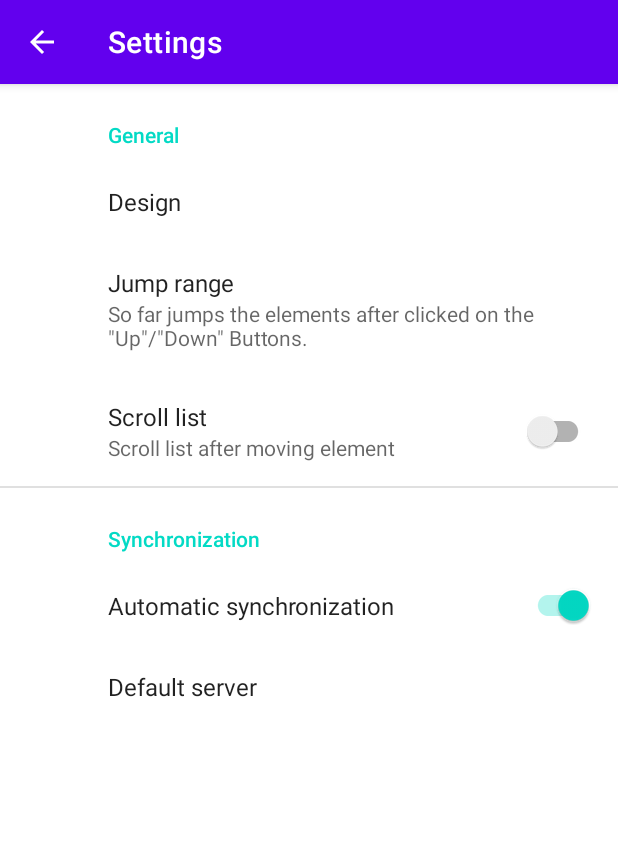
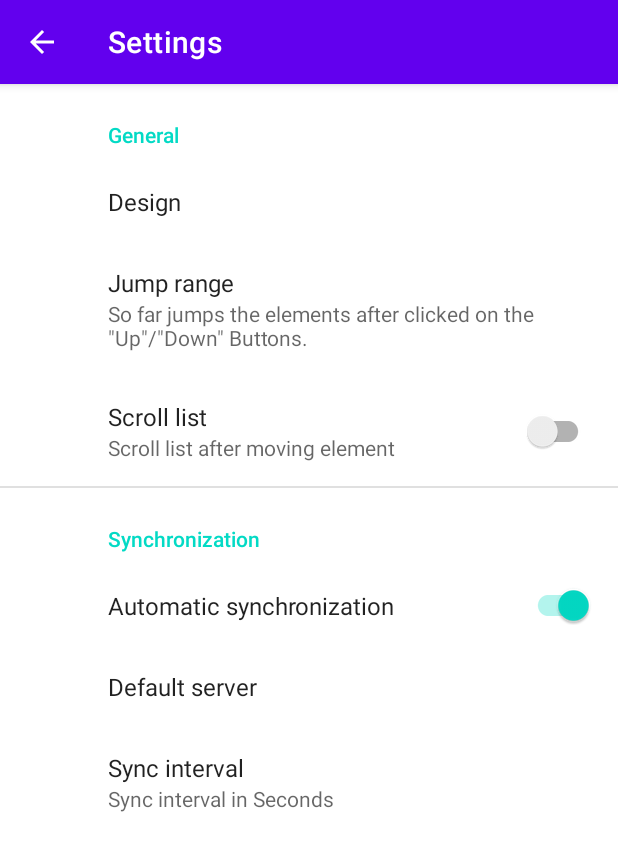
Before and after one commit to gladion136/OpenSyncedLists, an Android app: the SettingsFragment screen opened directly, with no data from a screen before it, on a phone screen of 412 x 824 dp. Shown: the top 851 px of the screen. Run offline under Robolectric (Android 15) with nearby library versions, the phone set to English and light mode, and no system bars; our stand-ins replace androidx.preference.

Commit message:
Add sync interval setting * +fix some strings * +sync in onPause

```diff
--- a/Android_Client/OpenSyncedLists/app/src/main/java/eu/schmidt/systems/opensyncedlists/activities/ListActivity.java
+++ b/Android_Client/OpenSyncedLists/app/src/main/java/eu/schmidt/systems/opensyncedlists/activities/ListActivity.java
@@ -21,6 +21,7 @@ import static eu.schmidt.systems.opensyncedlists.utils.Constant.LOG_TITLE_NETWOR
 import static eu.schmidt.systems.opensyncedlists.utils.Constant.LOG_TITLE_STORAGE;
 
 import android.content.Intent;
+import android.content.SharedPreferences;
 import android.net.Uri;
 import android.os.Bundle;
 import android.os.Handler;
@@ -35,6 +36,7 @@ import android.widget.Toast;
 
 import androidx.annotation.NonNull;
 import androidx.appcompat.app.AppCompatActivity;
+import androidx.preference.PreferenceManager;
 import androidx.recyclerview.widget.LinearLayoutManager;
 import androidx.recyclerview.widget.RecyclerView;
 
@@ -69,6 +71,7 @@ public class ListActivity extends AppCompatActivity
     private RecyclerView recyclerView;
     private EditText eTNewElement;
     private ImageView iVNewElementTop, iVNewElementBottom;
+    private SharedPreferences globalSharedPreferences;
 
     /**
      * In onCreate the layout is set and the global Variables are initialised.
@@ -105,6 +108,18 @@ public class ListActivity extends AppCompatActivity
     {
         init();
         super.onResume();
+    }
+
+    /**
+     * In onPause the list get synced (if enabled)
+     */
+    @Override protected void onPause()
+    {
+        if (syncedList.getHeader().isAutoSync())
+        {
+            syncWithHost();
+        }
+        super.onPause();
     }
 
     /**
@@ -417,6 +432,10 @@ public class ListActivity extends AppCompatActivity
             Log.e(Constant.LOG_TITLE_DEFAULT, "Local storage read error: " + e);
             e.printStackTrace();
         }
+        // Load global preferances
+        globalSharedPreferences =
+            PreferenceManager.getDefaultSharedPreferences(this);
+
         // Update ActionBar
         setTitle(syncedList.getName());
         getSupportActionBar().setDisplayHomeAsUpEnabled(true);
@@ -435,7 +454,10 @@ public class ListActivity extends AppCompatActivity
             autoSyncRunnable = () ->
             {
                 syncWithHost();
-                autoSyncHandler.postDelayed(autoSyncRunnable, 10000);
+                int sync_interval = Integer.parseInt(
+                    globalSharedPreferences.getString("sync_interval", "10"))
+                    * 1000;
+                autoSyncHandler.postDelayed(autoSyncRunnable, sync_interval);
             };
             autoSyncHandler.post(autoSyncRunnable);
         }
--- a/Android_Client/OpenSyncedLists/app/src/main/res/values/arrays.xml
+++ b/Android_Client/OpenSyncedLists/app/src/main/res/values/arrays.xml
@@ -18,4 +18,17 @@
         <item>"9"</item>
         <item>"10"</item>
     </array>
+
+    <array name="pref_sync_interval">
+        <item>"1"</item>
+        <item>"2"</item>
+        <item>"3"</item>
+        <item>"4"</item>
+        <item>"5"</item>
+        <item>"10"</item>
+        <item>"20"</item>
+        <item>"30"</item>
+        <item>"60"</item>
+        <item>"120"</item>
+    </array>
 </resources>
--- a/Android_Client/OpenSyncedLists/app/src/main/res/values/strings.xml
+++ b/Android_Client/OpenSyncedLists/app/src/main/res/values/strings.xml
@@ -32,6 +32,8 @@
     <string name="pref_design_system">System</string>
     <string name="pref_design_light">Light</string>
     <string name="pref_design_dark">Dark</string>
+    <string name="pref_sync_interval">Sync interval</string>
+    <string name="pref_sync_interval_summary">Sync interval in Seconds</string>
     <string name="jump_range_title">Jump range</string>
     <string name="jump_range_description">So far jumps the elements after clicked on the \"Up\"/\"Down\" Buttons.</string>
     <string name="sync_title">Automatic synchronization</string>
--- a/Android_Client/OpenSyncedLists/app/src/main/res/xml/preferences_root.xml
+++ b/Android_Client/OpenSyncedLists/app/src/main/res/xml/preferences_root.xml
@@ -4,38 +4,47 @@
     <PreferenceCategory android:title="@string/general_header">
 
         <ListPreference
+            android:defaultValue="@string/pref_design_system"
             android:entries="@array/pref_design"
             android:entryValues="@array/pref_design"
-            android:defaultValue="@string/pref_design_system"
             android:key="design"
             android:title="@string/design_mode_title" />
 
         <ListPreference
+            android:defaultValue="1"
             android:entries="@array/pref_jump_range"
             android:entryValues="@array/pref_jump_range"
-            android:defaultValue="1"
+            android:key="jump_range"
             android:summary="@string/jump_range_description"
-            android:key="jump_range"
             android:title="@string/jump_range_title" />
 
         <SwitchPreferenceCompat
+            android:defaultValue="false"
             android:key="scrollList"
-            android:defaultValue="false"
-            android:title="@string/scroll_list_title"
-            android:summary="@string/scroll_list_summary"/>
+            android:summary="@string/scroll_list_summary"
+            android:title="@string/scroll_list_title" />
 
     </PreferenceCategory>
 
     <PreferenceCategory android:title="@string/sync_header">
 
         <SwitchPreferenceCompat
+            android:defaultValue="true"
             android:key="sync"
-            android:defaultValue="true"
             android:title="@string/sync_title" />
 
         <EditTextPreference
             android:key="default_server"
-            android:title="@string/default_server_title"/>
+            android:title="@string/default_server_title" />
+
+        <ListPreference
+            android:defaultValue="5"
+            android:entries="@array/pref_sync_interval"
+            android:entryValues="@array/pref_sync_interval"
+            android:key="sync_interval"
+            android:summary="@string/pref_sync_interval_summary"
+            android:title="@string/pref_sync_interval" />
+
     </PreferenceCategory>
 
 </PreferenceScreen>
```
Also changed, not shown: 2 other files.
